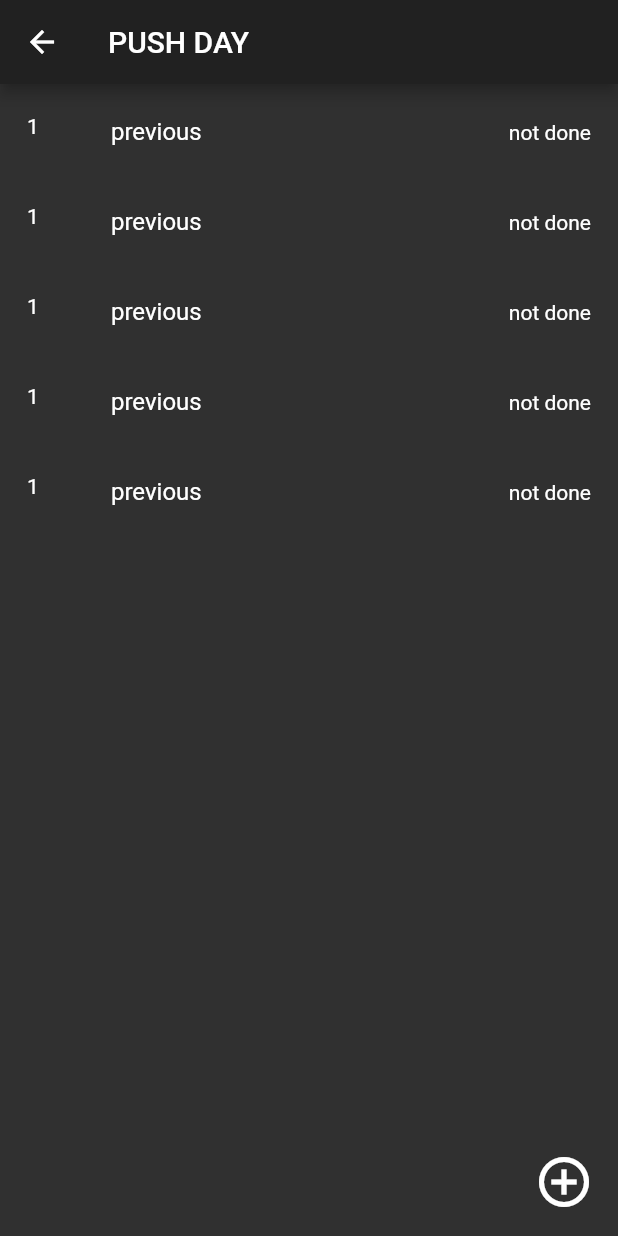
After one commit to raimsargado/Push, a Flutter app: the screen it shows after launch, after a tap on the "add circle outline" icon, after a tap on "PUSH DAY", on a phone screen of 412 x 824 dp. The commit adds this screen. Run offline on Flutter 3.47's test engine with Material 2 defaults, Android fonts, the phone set to English and light mode, and no system bars.

Commit message:
logic for adding sets on worksets view

```diff
--- /dev/null
+++ b/lib/bloc/workout_bloc.dart
@@ -0,0 +1,21 @@
+import 'dart:async';
+
+import 'package:strongr/models/workout.dart';
+
+class WorkoutBloc {
+  var valController = new StreamController<Workout>.broadcast();
+  var valControllerOutput = new StreamController<Workout>.broadcast();
+
+  Stream<Workout> get valOutput => valControllerOutput.stream;
+
+  WorkoutBloc() {
+    valController.stream.listen((exercise) {
+      valControllerOutput.sink.add(exercise);
+    });
+  }
+
+  void dispose() {
+    valControllerOutput.close();
+    valController.close();
+  }
+}
--- a/lib/main.dart
+++ b/lib/main.dart
@@ -2,31 +2,32 @@ import 'dart:async';
 
 import 'package:flutter/material.dart';
 import 'package:provider/provider.dart';
-import 'package:strongr/models/exercise.dart';
-import 'package:strongr/root_view.dart';
+import 'package:strongr/bloc/workout_bloc.dart';
+import 'package:strongr/models/workset.dart';
+import 'package:strongr/views/root_view.dart';
 
 void main() {
   runApp(
     MultiProvider(
       providers: [
-        Provider(
-          builder: (context) => ExerciseBloc(),
-        )
+        Provider(builder: (context) => WorkoutBloc()),
+        Provider(builder: (context) => WorkSetBloc()),
       ],
       child: RootView(),
     ),
   );
 }
 
-class ExerciseBloc {
-  var valController = new StreamController<Exercise>();
-  var valControllerOutput = new StreamController<Exercise>();
+class WorkSetBloc {
 
-  Stream<Exercise> get exerciseOutput => valControllerOutput.stream;
+  var valController = new StreamController<WorkSet>.broadcast();
+  var valControllerOutput = new StreamController<WorkSet>.broadcast();
 
-  ExerciseBloc() {
-    valController.stream.listen((exercise) {
-      valControllerOutput.sink.add(exercise);
+  Stream<WorkSet> get valOutput => valControllerOutput.stream;
+
+  WorkSetBloc() {
+    valController.stream.listen((workset) {
+      valControllerOutput.sink.add(workset);
     });
   }
 
--- /dev/null
+++ b/lib/models/workout.dart
@@ -0,0 +1,7 @@
+class Workout {
+
+  final String name;
+
+  Workout(this.name);
+
+}
--- /dev/null
+++ b/lib/views/root_view.dart
@@ -0,0 +1,59 @@
+import 'package:flutter/material.dart';
+import 'package:provider/provider.dart';
+import 'package:strongr/bloc/workout_bloc.dart';
+import 'package:strongr/models/workout.dart';
+import 'package:strongr/views/workout_item.dart';
+
+class RootView extends StatelessWidget {
+  // This widget is the root of your application.
+
+  @override
+  Widget build(BuildContext context) {
+    var _workoutProvider = Provider.of<WorkoutBloc>(context);
+
+    var _workout = List<Workout>();
+    _workout.add(Workout("PUSH DAY"));
+    _workout.add(Workout("PULL DAY"));
+    _workout.add(Workout("CORE DAY"));
+    return MaterialApp(
+      title: 'Flutter Demo',
+      theme: ThemeData.dark(),
+      home: Scaffold(
+        floatingActionButton: IconButton(
+          icon: Icon(
+            Icons.add_circle_outline,
+            size: 40,
+          ),
+          onPressed: () {
+            _workoutProvider.valController.sink.add(Workout("Leg Day"));
+          },
+        ),
+        appBar: AppBar(
+          title: Text("Strongr"),
+          elevation: 0,
+        ),
+        body: StreamBuilder<Workout>(
+          initialData: Workout("initial"),
+          stream: _workoutProvider.valOutput,
+          builder: (context, snapshot) {
+            _workout.add(snapshot.data);
+            return CustomScrollView(
+              slivers: <Widget>[
+                SliverList(
+                  delegate: SliverChildBuilderDelegate(
+                      (BuildContext context, int index) {
+                    var _exercise = _workout?.elementAt(index);
+                    return Padding(
+                      padding: const EdgeInsets.fromLTRB(2, 4, 2, 0),
+                      child: WorkoutItem(workout: _exercise),
+                    );
+                  }, childCount: _workout?.length),
+                ),
+              ],
+            );
+          },
+        ),
+      ),
+    );
+  }
+}
--- /dev/null
+++ b/lib/views/workout_item.dart
@@ -0,0 +1,23 @@
+
+import 'package:flutter/material.dart';
+import 'package:strongr/models/workout.dart';
+import 'package:strongr/views/workout_view.dart';
+
+class WorkoutItem extends StatelessWidget {
+  final Workout workout;
+
+  WorkoutItem({this.workout});
+
+  @override
+  Widget build(BuildContext context) {
+    return ListTile(
+      title: Text(workout.name),
+      onTap: (){
+        Navigator.push(
+          context,
+          MaterialPageRoute(builder: (context) => WorkoutView(workout: workout)),
+        );
+      },
+    );
+  }
+}
--- /dev/null
+++ b/lib/views/workout_view.dart
@@ -0,0 +1,59 @@
+import 'package:flutter/material.dart';
+import 'package:provider/provider.dart';
+import 'package:strongr/main.dart';
+import 'package:strongr/models/workout.dart';
+import 'package:strongr/models/workset.dart';
+import 'package:strongr/views/workset_item.dart';
+
+class WorkoutView extends StatelessWidget {
+  final Workout workout;
+
+  WorkoutView({this.workout});
+
+  @override
+  Widget build(BuildContext context) {
+    var _worksetProvider = Provider.of<WorkSetBloc>(context);
+    //get workout name
+    //join workout name to list of workset item
+    var _worksets = List<WorkSet>();
+    _worksets.add(WorkSet("1","previous","5lbs","x10","not done"));
+    _worksets.add(WorkSet("1","previous","5lbs","x10","not done"));
+    _worksets.add(WorkSet("1","previous","5lbs","x10","not done"));
+    _worksets.add(WorkSet("1","previous","5lbs","x10","not done"));
+    return Scaffold(
+      floatingActionButton: IconButton(
+        icon: Icon(
+          Icons.add_circle_outline,
+          size: 40,
+        ),
+        onPressed: () {
+          _worksetProvider.valController.sink.add(WorkSet("1","previous","5lbs","x10","not done"));
+        },
+      ),
+      appBar: AppBar(
+        title: Text(workout.name),
+      ),
+      body: StreamBuilder<WorkSet>(
+        initialData: WorkSet("1","previous","5lbs","x10","not done"),
+        stream: _worksetProvider.valOutput,
+        builder: (context, snapshot) {
+          _worksets.add(snapshot.data);
+          return CustomScrollView(
+            slivers: <Widget>[
+              SliverList(
+                delegate:
+                    SliverChildBuilderDelegate((BuildContext context, int index) {
+                  var _workset = _worksets?.elementAt(index);
+                  return Padding(
+                    padding: const EdgeInsets.fromLTRB(2, 4, 2, 0),
+                    child: WorkSetItem(set: _workset),
+                  );
+                }, childCount: _worksets?.length),
+              ),
+            ],
+          );
+        }
+      ),
+    );
+  }
+}
--- /dev/null
+++ b/lib/views/workset_item.dart
@@ -0,0 +1,18 @@
+
+import 'package:flutter/material.dart';
+import 'package:strongr/models/workset.dart';
+
+class WorkSetItem extends StatelessWidget {
+  final WorkSet set;
+
+  const WorkSetItem({Key key, this.set}) : super(key: key);
+
+  @override
+  Widget build(BuildContext context) {
+    return ListTile(
+      leading: Text(set.id),
+      title: Text(set.previous),
+      trailing: Text(set.tag),
+    );
+  }
+}
```
Also changed, not shown: lib/root_view.dart (deleted, +0 -87 lines), 1 other file.
